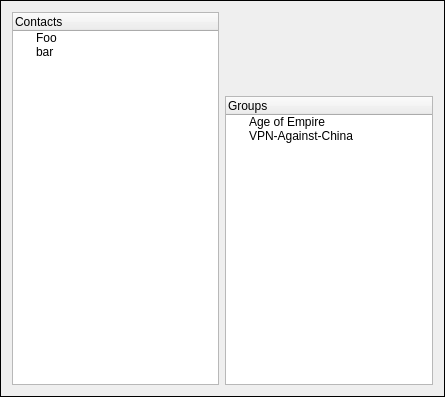
Above: client/qt/bodymain.ui from LaKabane/tNETacle before the change. Below: the same form after it.
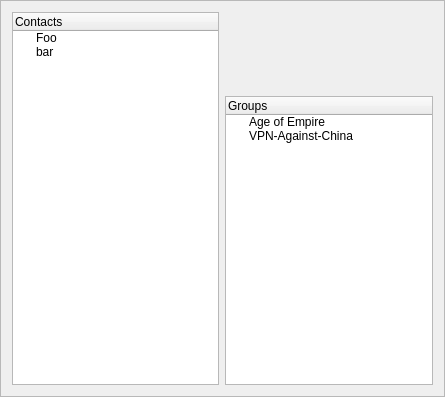
That is the form after the change. Icons and pictures are not drawn.

The edit to the form file:
```diff
--- a/client/qt/bodymain.ui
+++ b/client/qt/bodymain.ui
@@ -18,7 +18,7 @@
     <normaloff>:/tools/root_notconnected.png</normaloff>:/tools/root_notconnected.png</iconset>
   </property>
   <property name="frameShape">
-   <enum>QFrame::Box</enum>
+   <enum>QFrame::StyledPanel</enum>
   </property>
   <layout class="QGridLayout" name="gridLayout">
    <item row="1" column="2">
```
